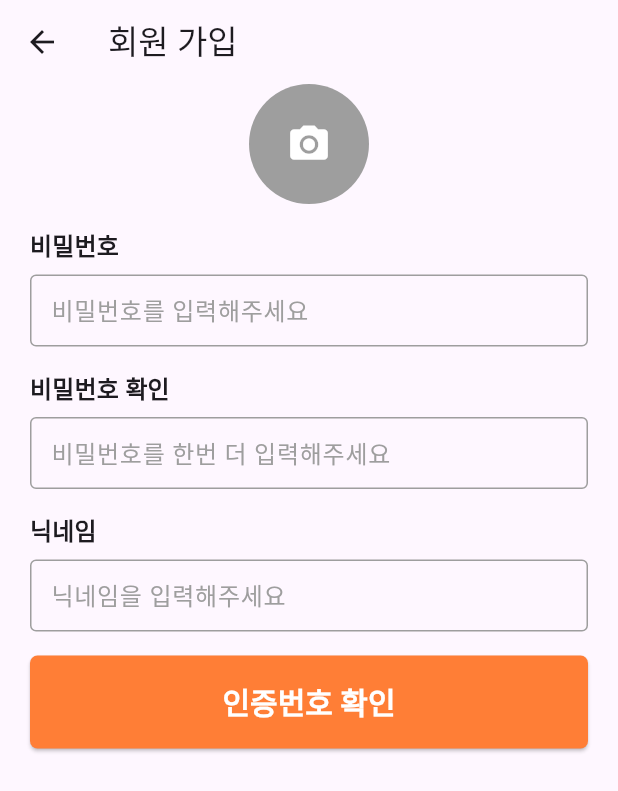
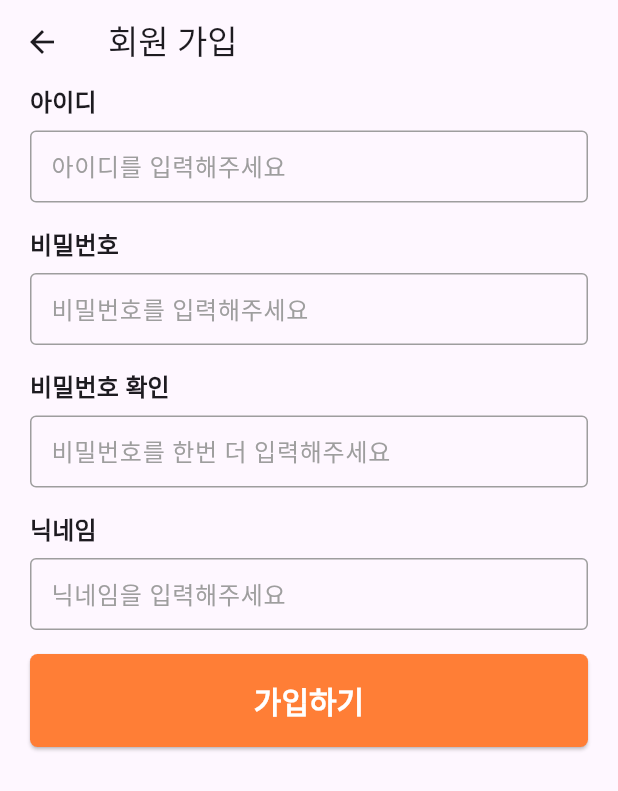
Before and after one commit to GGeunit/MABook, a Flutter app: the RegisterForm screen opened directly, on a phone screen of 412 x 824 dp. Shown: the top 791 px of the screen. Run offline on Flutter 3.47's test engine with Material 3 defaults, Android fonts, the phone set to English and light mode, and no system bars; our stand-ins replace get, get_storage, image_picker, timeago, webview_flutter; accounts and stored records are empty; network calls fail; Roboto replaces fonts that are missing (Noto Sans).

```diff
--- a/carrot_flutter-main/lib/src/screen/auth/login.dart
+++ b/carrot_flutter-main/lib/src/screen/auth/login.dart
@@ -14,28 +14,23 @@ class Login extends StatefulWidget {
 
 class _LoginState extends State<Login> {
   final authController = Get.put(AuthController());
-  final _phoneController = TextEditingController();
   final _passwordController = TextEditingController();
+  final _userIdController = TextEditingController();
 
   @override
   void initState() {
     super.initState();
-    _phoneController.addListener(() {
-      authController.updateButtonState(_phoneController);
-    });
+
   }
 
   @override
   void dispose() {
-    _phoneController.removeListener(() {
-      authController.updateButtonState(_phoneController);
-    });
-    super.dispose();
+        super.dispose();
   }
 
   _submit() async {
     bool result = await authController.login(
-      _phoneController.text,
+      _userIdController.text,
       _passwordController.text,
     );
     if (result) {
@@ -52,10 +47,10 @@ class _LoginState extends State<Login> {
         child: ListView(
           children: [
             LabelTextField(
-              label: '휴대폰 번호',
-              hintText: '휴대폰 번호를 입력해주세요',
+              label: '아이디디',
+              hintText: '아이디를 입력해주세요',
               keyboardType: TextInputType.phone,
-              controller: _phoneController,
+              controller: _userIdController,
             ),
             LabelTextField(
               label: '비밀번호',
--- a/carrot_flutter-main/lib/src/screen/auth/register_form.dart
+++ b/carrot_flutter-main/lib/src/screen/auth/register_form.dart
@@ -15,7 +15,6 @@ class RegisterForm extends StatefulWidget {
 }
 
 class _RegisterFormState extends State<RegisterForm> {
-  final fileController = Get.put(FileController());
   final authController = Get.put(AuthController());
   final _passwordController = TextEditingController();
   final _passwordConfirmController = TextEditingController();
@@ -25,7 +24,6 @@ class _RegisterFormState extends State<RegisterForm> {
     bool result = await authController.register(
       _passwordController.text,
       _nameController.text,
-      fileController.imageId.value,
     );
     if (result) {
       Get.offAll(() => const Home());
@@ -40,23 +38,13 @@ class _RegisterFormState extends State<RegisterForm> {
         padding: const EdgeInsets.symmetric(horizontal: 20),
         child: ListView(
           children: [
-            InkWell(
-              onTap: fileController.upload,
-              child: Obx(
-                () => CircleImage(fileController.imageUrl),
-              ),
+            //아이디
+            LabelTextField(
+              label: '아이디',
+              hintText: '아이디를 입력해주세요',
+              controller: _passwordController,
+              isObscure: true,
             ),
-            // 프로필 이미지
-            // CircleAvatar(
-            //   radius: 40,
-            //   backgroundColor: Colors.grey,
-            //   child: Icon(
-            //     Icons.camera_alt,
-            //     color: Colors.white,
-            //     size: 30,
-            //   ),
-            // ),
-            const SizedBox(height: 16),
             // 비밀번호
             LabelTextField(
               label: '비밀번호',
@@ -80,7 +68,7 @@ class _RegisterFormState extends State<RegisterForm> {
             // 버튼
             ElevatedButton(
               onPressed: _submit,
-              child: const Text('인증번호 확인'),
+              child: const Text('가입하기'),
             ),
           ],
         ),
```
Also changed, not shown: carrot_flutter-main/lib/src/controller/auth_controller.dart (+5 -93 lines).
